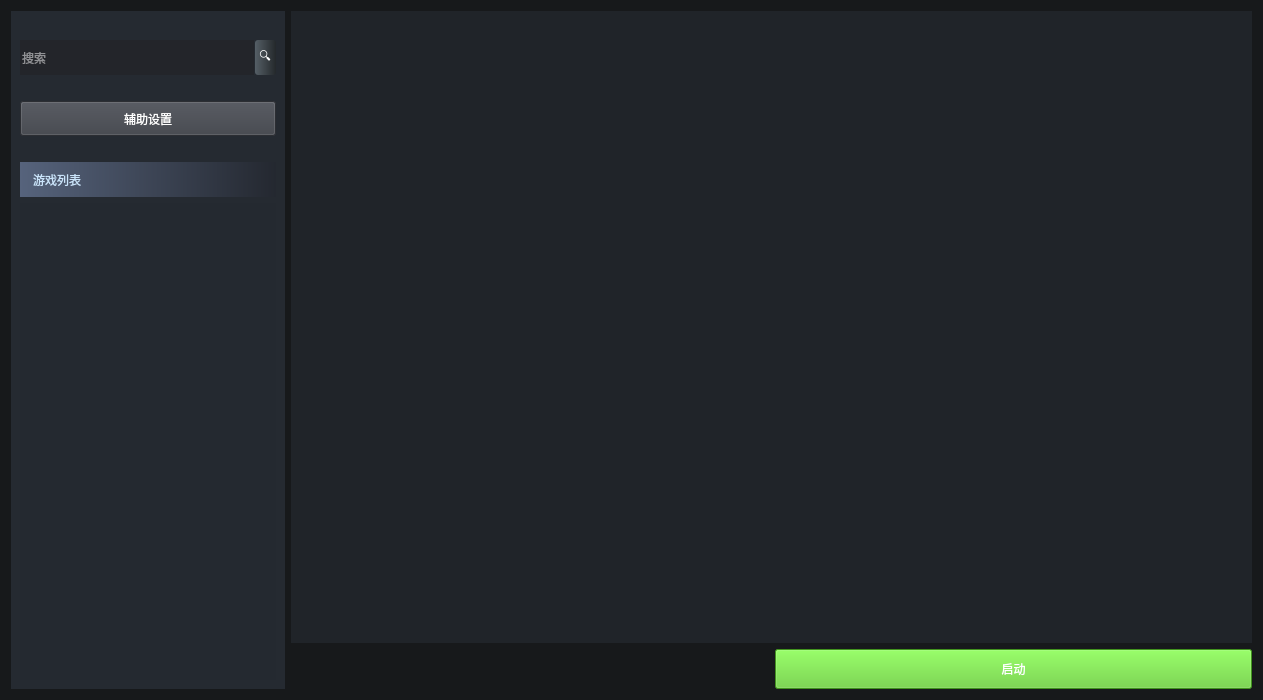
lqp1229226252/BCICollectSubsystem, file WBG/StartGameWidget/start_game.ui: the form before one commit.
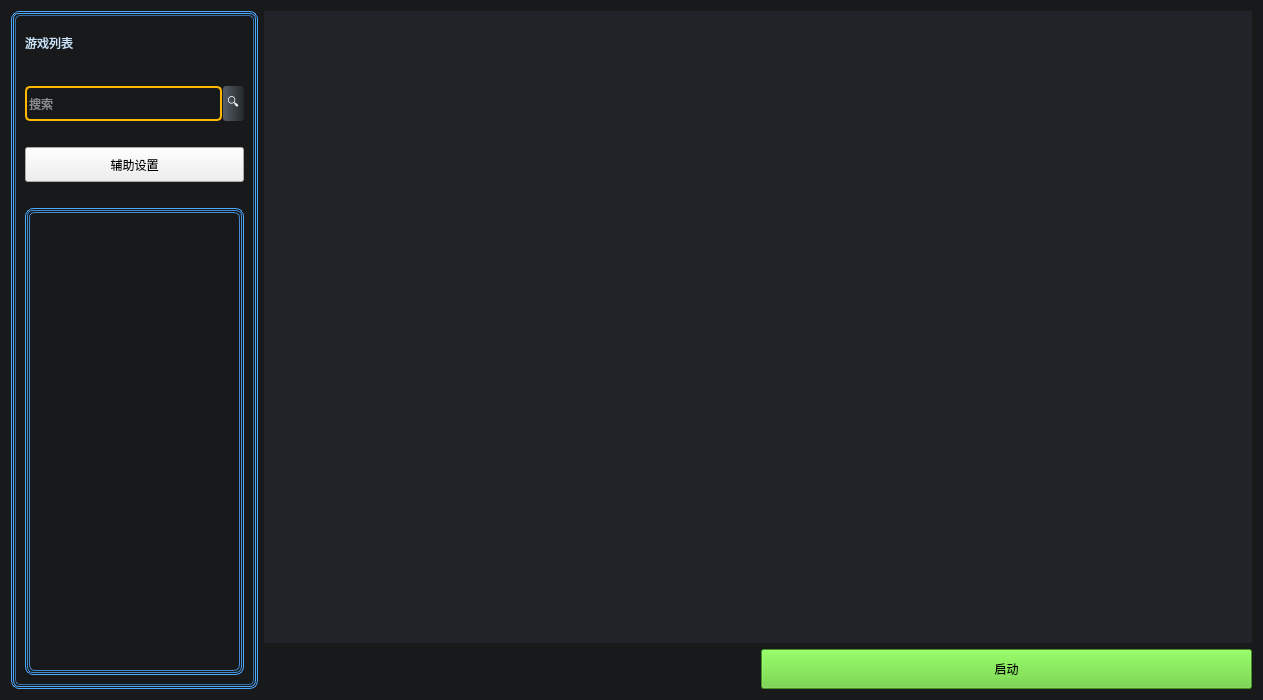
The form after the commit.

Patch:
```diff
--- a/WBG/StartGameWidget/start_game.ui
+++ b/WBG/StartGameWidget/start_game.ui
@@ -14,30 +14,20 @@
    <string>Form</string>
   </property>
   <property name="styleSheet">
-   <string notr="true">*{
-	color: rgb(255, 255, 255);
-}
+   <string notr="true">
 #start_game{
 	
 	background-color: rgb(23, 25, 27);
 }
 
-#left{
-	background-color: rgb(37, 42, 49);
-}
+
 #search_edit{
 	border: 0px;
 	background-color: rgb(35, 37, 42);
 }
-#auxiliary_set_btn{
-	background-color: rgb(61, 64, 71);
-}
-#auxiliary_set_btn:pressed{
-	background-color: rgb(38, 40, 45);
-}
 #game_list{
 	border: 0px;
-	background-color: rgb(36, 41, 48);
+	background-color:transparent;
 }
 #widget{
 	
@@ -52,12 +42,109 @@
 	background-color: rgb(108, 212, 31)
 }</string>
   </property>
-  <layout class="QGridLayout" name="gridLayout">
+  <layout class="QGridLayout" name="gridLayout_5">
    <item row="0" column="0">
-    <layout class="QHBoxLayout" name="widget_layout" stretch="0,8">
+    <layout class="QHBoxLayout" name="horizontalLayout_3" stretch="2,8">
      <item>
+      <widget class="QFrame" name="frame_3">
+       <property name="styleSheet">
+        <string notr="true">QFrame#frame_3{
+border: 0.8px solid #4DA9FF;
+border-radius: 8px;
+}
+</string>
+       </property>
+       <property name="frameShape">
+        <enum>QFrame::StyledPanel</enum>
+       </property>
+       <property name="frameShadow">
+        <enum>QFrame::Raised</enum>
+       </property>
+       <layout class="QGridLayout" name="gridLayout_4">
+        <property name="leftMargin">
+         <number>1</number>
+        </property>
+        <property name="topMargin">
+         <number>1</number>
+        </property>
+        <property name="rightMargin">
+         <number>1</number>
+        </property>
+        <property name="bottomMargin">
+         <number>1</number>
+        </property>
+        <item row="0" column="0">
+         <widget class="QFrame" name="frame_4">
+          <property name="styleSheet">
+           <string notr="true">QFrame#frame_4{
+border: 0.6px solid #4DA9FF;
+border-radius: 6px;
+}
+</string>
+          </property>
+          <property name="frameShape">
+           <enum>QFrame::StyledPanel</enum>
+          </property>
+          <property name="frameShadow">
+           <enum>QFrame::Raised</enum>
+          </property>
+          <layout class="QGridLayout" name="gridLayout_3">
+           <property name="leftMargin">
+            <number>1</number>
+           </property>
+           <property name="topMargin">
+            <number>1</number>
+           </property>
+           <property name="rightMargin">
+            <number>1</number>
+           </property>
+           <property name="bottomMargin">
+            <number>1</number>
+           </property>
+           <item row="0" column="0">
       <widget class="QFrame" name="left">
+             <property name="styleSheet">
+              <string notr="true">QFrame#left{
+border: 1px solid rgba(77, 169, 255, 0.6);
+border-radius: 5px;
+}
+QFrame#left:hover{
+	color: rgb(170, 170, 255);
+}</string>
+             </property>
        <layout class="QVBoxLayout" name="verticalLayout" stretch="0,0,0,0,0,0,0">
+              <item>
+               <widget class="QLabel" name="label">
+                <property name="sizePolicy">
+                 <sizepolicy hsizetype="Preferred" vsizetype="Minimum">
+                  <horstretch>0</horstretch>
+                  <verstretch>0</verstretch>
+                 </sizepolicy>
+                </property>
+                <property name="minimumSize">
+                 <size>
+                  <width>0</width>
+                  <height>35</height>
+                 </size>
+                </property>
+                <property name="styleSheet">
+                 <string notr="true">color: rgb(202, 228, 251);
+font: 14pt &quot;Arial&quot;;
+
+background-color: qlineargradient(spread:pad, x1:0, y1:0, x2:1, y2:0, stop:0 rgb(86, 99, 124), stop:1 rgb(36, 40, 48));
+border: 0px;
+margin: 0px;
+background-color:transparent;
+</string>
+                </property>
+                <property name="text">
+                 <string>游戏列表</string>
+                </property>
+                <property name="alignment">
+                 <set>Qt::AlignLeading|Qt::AlignLeft|Qt::AlignVCenter</set>
+                </property>
+               </widget>
+              </item>
         <item>
          <spacer name="verticalSpacer_3">
           <property name="orientation">
@@ -87,6 +174,14 @@
               <verstretch>0</verstretch>
              </sizepolicy>
             </property>
+                  <property name="styleSheet">
+                   <string notr="true">color: rgb(255, 255, 255);
+border:2px solid #FEB900;
+border-radius:5px;
+background-color:transparent;
+font: 12pt &quot;Arial&quot;;
+</string>
+                  </property>
             <property name="text">
              <string/>
             </property>
@@ -218,37 +313,79 @@
          </spacer>
         </item>
         <item>
-         <widget class="QLabel" name="label">
-          <property name="sizePolicy">
-           <sizepolicy hsizetype="Preferred" vsizetype="Minimum">
-            <horstretch>0</horstretch>
-            <verstretch>0</verstretch>
-           </sizepolicy>
-          </property>
+               <widget class="QFrame" name="frame">
+                <property name="styleSheet">
+                 <string notr="true">border:0.8px solid rgba(77,169,255);
+border-radius:8px;</string>
+                </property>
+                <property name="frameShape">
+                 <enum>QFrame::StyledPanel</enum>
+                </property>
+                <property name="frameShadow">
+                 <enum>QFrame::Raised</enum>
+                </property>
+                <layout class="QGridLayout" name="gridLayout">
+                 <property name="leftMargin">
+                  <number>1</number>
+                 </property>
+                 <property name="topMargin">
+                  <number>1</number>
+                 </property>
+                 <property name="rightMargin">
+                  <number>1</number>
+                 </property>
+                 <property name="bottomMargin">
+                  <number>1</number>
+                 </property>
+                 <item row="0" column="0">
+                  <widget class="QFrame" name="frame_2">
+                   <property name="styleSheet">
+                    <string notr="true">border:0.6px solid rgba(77,169,255,0.8);
+border-radius:6px;</string>
+                   </property>
+                   <property name="frameShape">
+                    <enum>QFrame::StyledPanel</enum>
+                   </property>
+                   <property name="frameShadow">
+                    <enum>QFrame::Raised</enum>
+                   </property>
+                   <layout class="QGridLayout" name="gridLayout_2">
+                    <property name="leftMargin">
+                     <number>1</number>
+                    </property>
+                    <property name="topMargin">
+                     <number>1</number>
+                    </property>
+                    <property name="rightMargin">
+                     <number>1</number>
+                    </property>
+                    <property name="bottomMargin">
+                     <number>1</number>
+                    </property>
+                    <item row="0" column="0">
+                     <widget class="QListWidget" name="game_list">
           <property name="minimumSize">
            <size>
-            <width>0</width>
-            <height>35</height>
+                        <width>200</width>
+                        <height>0</height>
            </size>
           </property>
           <property name="styleSheet">
-           <string notr="true">color: rgb(202, 228, 251);
-padding-left:10px;
-background-color: qlineargradient(spread:pad, x1:0, y1:0, x2:1, y2:0, stop:0 rgb(86, 99, 124), stop:1 rgb(36, 40, 48));
-border: 0px;
-margin: 0px;
-</string>
-          </property>
-          <property name="text">
-           <string>游戏列表</string>
-          </property>
-          <property name="alignment">
-           <set>Qt::AlignLeading|Qt::AlignLeft|Qt::AlignVCenter</set>
-          </property>
-         </widget>
-        </item>
-        <item>
-         <widget class="QListWidget" name="game_list"/>
+                       <string notr="true">color: rgb(255, 255, 255);</string>
+                      </property>
+                     </widget>
+                    </item>
+                   </layout>
+                  </widget>
+                 </item>
+                </layout>
+               </widget>
+              </item>
+             </layout>
+            </widget>
+           </item>
+          </layout>
+         </widget>
         </item>
        </layout>
       </widget>
@@ -256,7 +393,14 @@
      <item>
       <layout class="QVBoxLayout" name="verticalLayout_3" stretch="9,1">
        <item>
-        <widget class="QWidget" name="widget" native="true"/>
+        <widget class="QWidget" name="widget" native="true">
+         <property name="minimumSize">
+          <size>
+           <width>900</width>
+           <height>0</height>
+          </size>
+         </property>
+        </widget>
        </item>
        <item>
         <layout class="QHBoxLayout" name="horizontalLayout">
```
Left out of the diff: 1 changed line with no effect on the pictures. Lines whose indentation alone changed are shown as unchanged.
